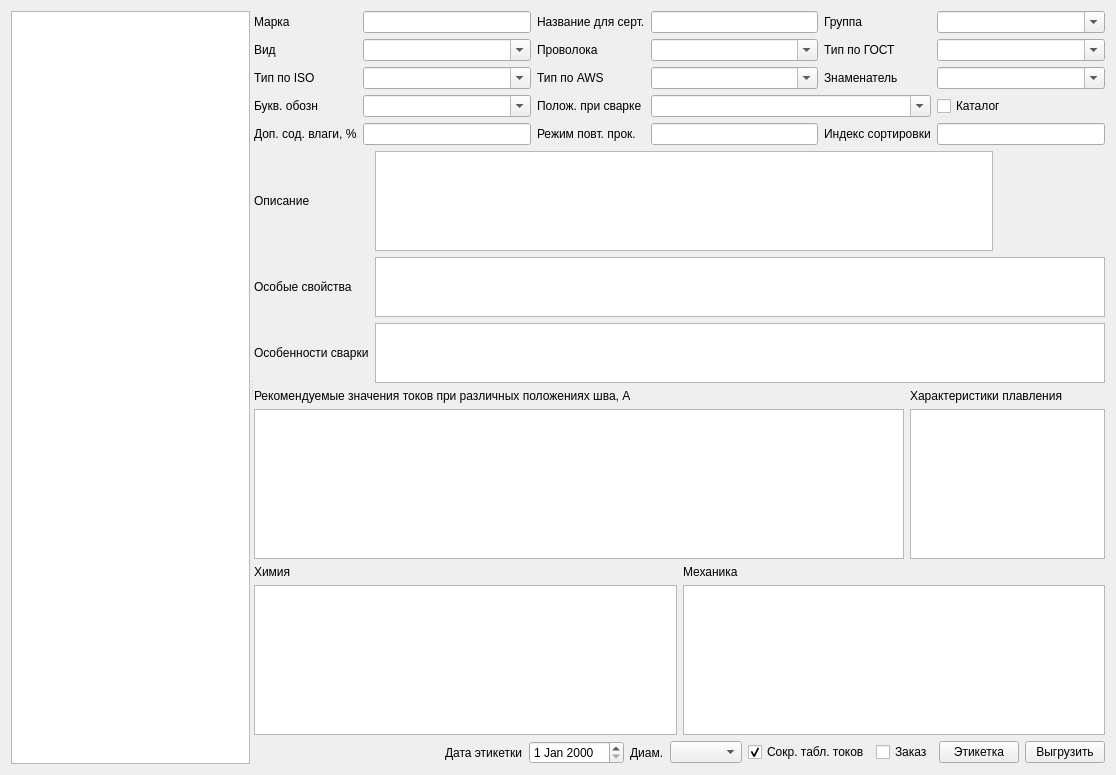
Above: formmark.ui from Sergeyego/el_sert before the change. Below: the same form after it.
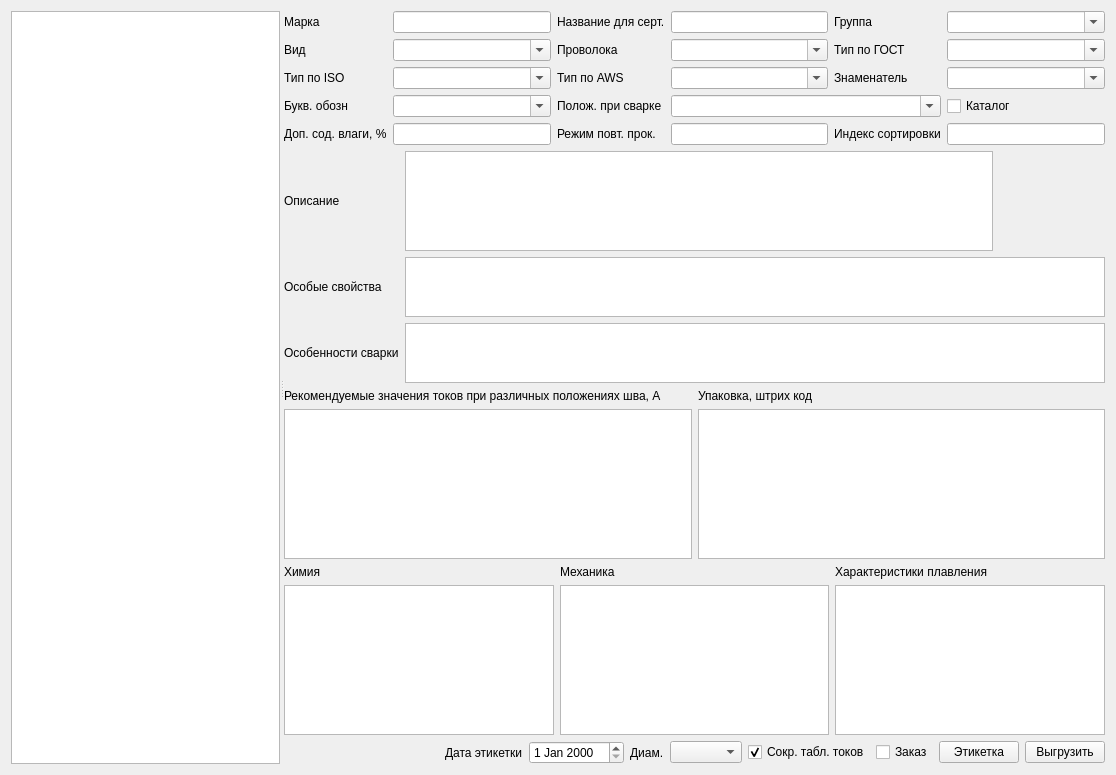
That is the form after the change. Custom widgets are drawn as their Qt base class.

Commit message: добавлен редактор штрих кодов

The edit to the form file:
```diff
--- a/formmark.ui
+++ b/formmark.ui
@@ -309,16 +309,10 @@
            </item>
            <item>
             <widget class="DbViewer" name="tableViewAmp">
-             <property name="minimumSize">
-              <size>
-               <width>650</width>
-               <height>0</height>
-              </size>
-             </property>
              <property name="maximumSize">
               <size>
-               <width>16777215</width>
-               <height>200</height>
+               <width>500</width>
+               <height>16777215</height>
               </size>
              </property>
             </widget>
@@ -328,21 +322,14 @@
          <item>
           <layout class="QVBoxLayout" name="verticalLayout_3">
            <item>
-            <widget class="QLabel" name="label_23">
+            <widget class="QLabel" name="label_24">
              <property name="text">
-              <string>Характеристики плавления</string>
+              <string>Упаковка, штрих код</string>
              </property>
             </widget>
            </item>
            <item>
-            <widget class="DbViewer" name="tableViewPlav">
-             <property name="maximumSize">
-              <size>
-               <width>16777215</width>
-               <height>200</height>
-              </size>
-             </property>
-            </widget>
+            <widget class="DbViewer" name="tableViewPack"/>
            </item>
           </layout>
          </item>
@@ -378,6 +365,27 @@
            </item>
           </layout>
          </item>
+         <item>
+          <layout class="QVBoxLayout" name="verticalLayout_7">
+           <item>
+            <widget class="QLabel" name="label_23">
+             <property name="text">
+              <string>Характеристики плавления</string>
+             </property>
+            </widget>
+           </item>
+           <item>
+            <widget class="DbViewer" name="tableViewPlav">
+             <property name="maximumSize">
+              <size>
+               <width>16777215</width>
+               <height>200</height>
+              </size>
+             </property>
+            </widget>
+           </item>
+          </layout>
+         </item>
         </layout>
        </item>
        <item>
```
The commit also changes 7 other files.
